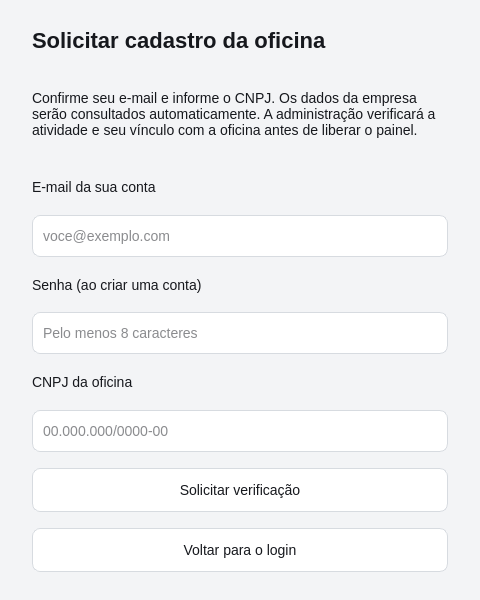
The window that qt/t_cad.ui (antig200073-star/AutoFlow) describes before a commit, drawn with Qt 5.
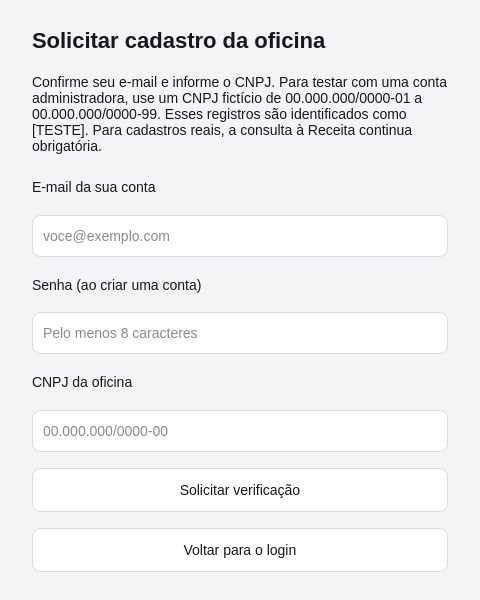
The same window after the commit.

Commit message: feat: permitir CNPJs reservados no cadastro Qt apenas no modo administrativo de testes

Diff of the .ui file:
```diff
--- a/qt/t_cad.ui
+++ b/qt/t_cad.ui
@@ -34,7 +34,7 @@
    <property name="topMargin"><number>28</number></property>
    <property name="bottomMargin"><number>28</number></property>
    <item><widget class="QLabel" name="lblTitulo"><property name="styleSheet"><string>font-size: 22px; font-weight: bold;</string></property><property name="text"><string>Solicitar cadastro da oficina</string></property></widget></item>
-   <item><widget class="QLabel" name="lblExplicacao"><property name="minimumSize"><size><width>0</width><height>90</height></size></property><property name="wordWrap"><bool>true</bool></property><property name="text"><string>Confirme seu e-mail e informe o CNPJ. Os dados da empresa serão consultados automaticamente. A administração verificará a atividade e seu vínculo com a oficina antes de liberar o painel.</string></property></widget></item>
+   <item><widget class="QLabel" name="lblExplicacao"><property name="minimumSize"><size><width>0</width><height>90</height></size></property><property name="wordWrap"><bool>true</bool></property><property name="text"><string>Confirme seu e-mail e informe o CNPJ. Para testar com uma conta administradora, use um CNPJ fictício de 00.000.000/0000-01 a 00.000.000/0000-99. Esses registros são identificados como [TESTE]. Para cadastros reais, a consulta à Receita continua obrigatória.</string></property></widget></item>
    <item><widget class="QLabel" name="lblEmail"><property name="text"><string>E-mail da sua conta</string></property><property name="buddy"><cstring>txtEmail</cstring></property></widget></item>
    <item><widget class="QLineEdit" name="txtEmail"><property name="placeholderText"><string>voce@exemplo.com</string></property></widget></item>
    <item><widget class="QLabel" name="lblSenha"><property name="text"><string>Senha (ao criar uma conta)</string></property><property name="buddy"><cstring>txtSenha</cstring></property></widget></item>
```
